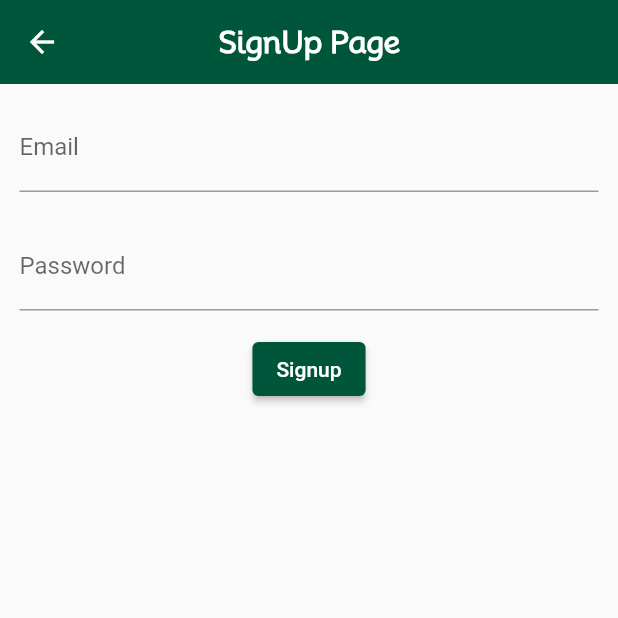
After one commit to admin123KK/final-deal, a Flutter app: the SignupPage screen opened by its route, on a phone screen of 412 x 824 dp, the top half of it. The commit adds this screen. Run offline on Flutter 3.47's test engine with Material 2 defaults, Android fonts, the phone set to English and light mode, and no system bars; our stand-ins replace firebase_auth, firebase_core, flutter_spinkit; accounts and stored records are empty; network calls fail.

Commit message:
signup sucess

```diff
--- a/lib/home_page.dart
+++ b/lib/home_page.dart
@@ -109,12 +109,12 @@ class _HomePageState extends State<HomePage> {
             padding: const EdgeInsets.all(20.0),
             child: ElevatedButton(
               onPressed: () {
-                Navigator.pushNamed(context, '/LoginPage');
+                Navigator.pushNamed(context, '/SignupPage');
               },
               style:
                   ElevatedButton.styleFrom(backgroundColor: Colors.grey[800]),
               child: const Text(
-                'Login',
+                'Lets go',
                 style: TextStyle(
                   fontFamily: 'Mooli',
                   fontWeight: FontWeight.bold,
--- a/lib/login_page.dart
+++ b/lib/login_page.dart
@@ -1,4 +1,7 @@
+import 'package:firebase_core/firebase_core.dart';
 import 'package:flutter/material.dart';
+import 'firebase_options.dart';
+import 'package:firebase_auth/firebase_auth.dart';
 
 class LoginPage extends StatefulWidget {
   const LoginPage({super.key});
@@ -8,8 +11,22 @@ class LoginPage extends StatefulWidget {
 }
 
 class _LoginPageState extends State<LoginPage> {
-  TextEditingController emailController = TextEditingController();
-  TextEditingController passwordController = TextEditingController();
+  late final TextEditingController _email;
+  late final TextEditingController _password;
+
+  @override
+  void initState() {
+    _email = TextEditingController();
+    _password = TextEditingController();
+    super.initState();
+  }
+
+  @override
+  void dispose() {
+    _email.dispose();
+    _password.dispose();
+    super.dispose();
+  }
 
   bool _obscureText = true;
 
@@ -17,9 +34,7 @@ class _LoginPageState extends State<LoginPage> {
     setState(() {
       _obscureText = !_obscureText;
     });
-
   }
-
 
   @override
   Widget build(BuildContext context) {
@@ -33,14 +48,14 @@ class _LoginPageState extends State<LoginPage> {
         child: Column(
           children: [
             TextField(
-              controller: emailController,
+              controller: _email,
               decoration: const InputDecoration(
                   hintText: 'Enter your email', labelText: 'Email'),
             ),
             const SizedBox(height: 10),
             TextField(
               obscureText: _obscureText,
-              controller: passwordController,
+              controller: _password,
               decoration: InputDecoration(
                 hintText: 'Enter your password',
                 labelText: 'Password',
@@ -57,7 +72,7 @@ class _LoginPageState extends State<LoginPage> {
             ),
             ElevatedButton(
               onPressed: () {
-                Navigator.pushNamed(context, '/LoadingPage');
+                Navigator.pushNamed(context, '/SignupPage');
               },
               style: ButtonStyle(
                 backgroundColor:
@@ -69,7 +84,23 @@ class _LoginPageState extends State<LoginPage> {
             ),
             const SizedBox(height: 10),
             const Text('or'),
-            Text('Register ')
+            TextButton(
+              onPressed: () async {
+                await Firebase.initializeApp(
+                    options: DefaultFirebaseOptions.currentPlatform);
+                final email = _email.text;
+                final password = _password.text;
+
+                final userCredential = FirebaseAuth.instance
+                    .createUserWithEmailAndPassword(
+                        email: email, password: password);
+                print(userCredential);
+              },
+              child: const Text(
+                'Register',
+                style: TextStyle(color: Colors.blue),
+              ),
+            )
           ],
         ),
       ),
--- /dev/null
+++ b/lib/signup_page.dart
@@ -0,0 +1,78 @@
+import 'package:firebase_auth/firebase_auth.dart';
+import 'package:firebase_core/firebase_core.dart';
+import 'package:flutter/material.dart';
+import 'firebase_options.dart';
+
+class SignupPage extends StatefulWidget {
+  const SignupPage({super.key});
+
+  @override
+  State<SignupPage> createState() => _SignupPageState();
+}
+
+class _SignupPageState extends State<SignupPage> {
+  late final TextEditingController _email;
+  late final TextEditingController _password;
+
+  @override
+  void initState() {
+    _email = TextEditingController();
+    _password = TextEditingController();
+    super.initState();
+  }
+
+  @override
+  Widget build(BuildContext context) {
+    return Scaffold(
+      appBar: AppBar(
+        backgroundColor: Color(0xFF00563B),
+        centerTitle: true,
+        title: const Text(
+          'SignUp Page',
+          style: TextStyle(fontFamily: 'Mooli', fontWeight: FontWeight.bold),
+        ),
+        elevation: 0,
+      ),
+      body: Container(
+        padding: const EdgeInsets.all(13),
+        child: Column(
+          children: [
+            TextField(
+              controller: _email,
+              decoration: const InputDecoration(
+                labelText: 'Email',
+                hintText: 'Enter your email',
+              ),
+            ),
+            const SizedBox(
+              height: 20,
+            ),
+            TextField(
+              controller: _password,
+              decoration: const InputDecoration(
+                  hintText: 'Enter your password', labelText: 'Password'),
+            ),
+            const SizedBox(
+              height: 15,
+            ),
+            ElevatedButton(
+                onPressed: () async {
+                  Firebase.initializeApp(
+                    options: DefaultFirebaseOptions.currentPlatform,
+                  );
+                  final email = _email.text;
+                  final password = _password.text;
+                  await FirebaseAuth.instance.createUserWithEmailAndPassword(
+                      email: email, password: password);
+                },
+                child: const Text('Signup'),
+                style: ButtonStyle(
+                    backgroundColor: MaterialStateProperty.all(
+                  Color(0xFF00563B),
+                )))
+          ],
+        ),
+      ),
+    );
+  }
+}
--- a/pubspec.yaml
+++ b/pubspec.yaml
@@ -41,6 +41,7 @@ dependencies:
   flutter_spinkit: ^5.2.0
   firebase_auth: ^4.11.1
   cloud_firestore: ^4.11.0
+  firebase_core: ^2.20.0
 
 dev_dependencies:
   flutter_test:
```
Also changed, not shown: lib/main.dart (+5 -5 lines), lib/sign_up.dart (deleted, +0 -52 lines), lib/auth.dart (added), pubspec.lock.
